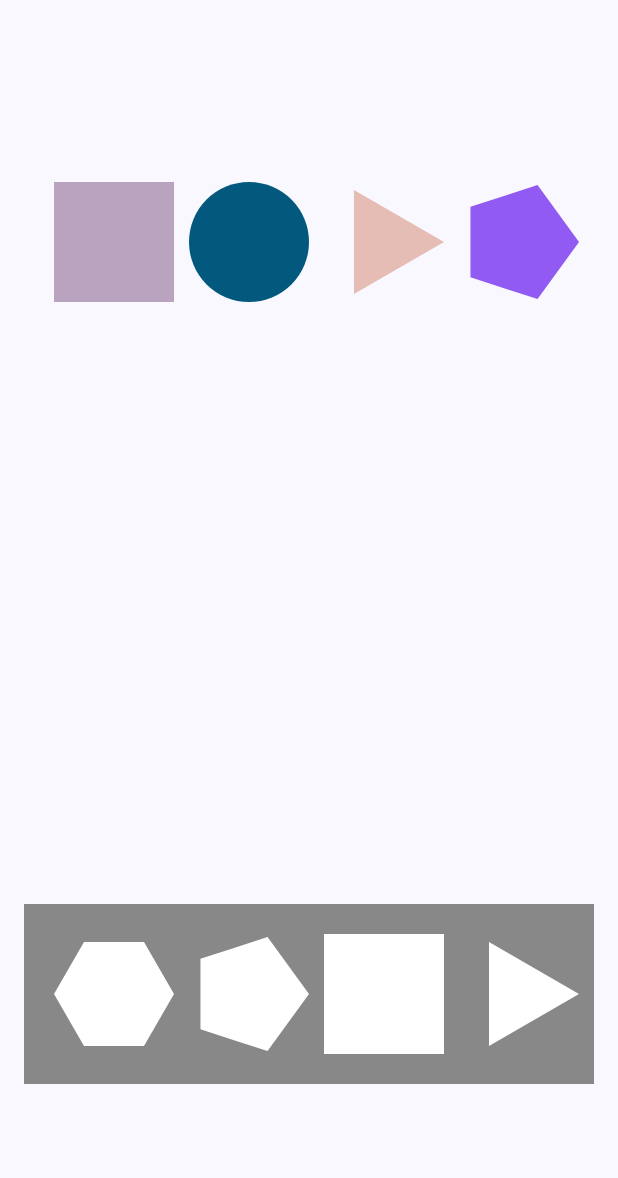
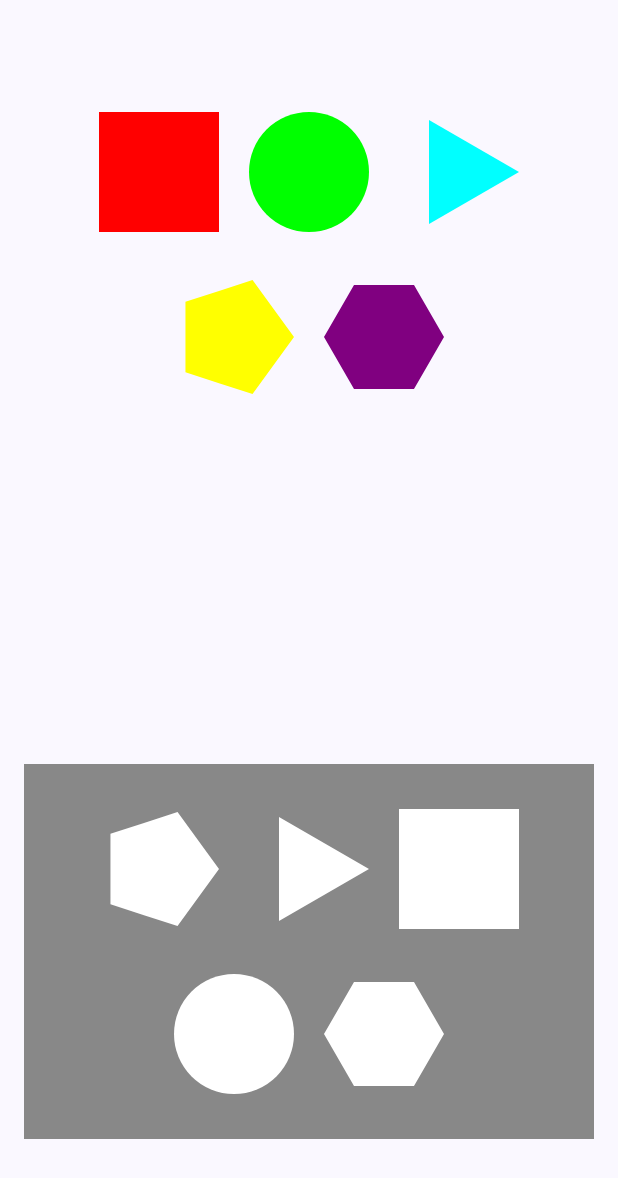
Before and after one commit to AndroidDeveloper257/ShapesPuzzle, an Android app built with Jetpack Compose: the screen it shows after launch (MainActivity), on a phone screen of 412 x 824 dp. Shown: the top 1178 px of the screen. Run offline under Robolectric (Android 15) with nearby library versions, the phone set to English and light mode, and no system bars.

Commit message:
basic functionality finished

```diff
--- a/app/src/main/java/uz/alimov/shapespuzzle/MainActivity.kt
+++ b/app/src/main/java/uz/alimov/shapespuzzle/MainActivity.kt
@@ -1,27 +1,31 @@
 package uz.alimov.shapespuzzle
 
+import android.annotation.SuppressLint
 import android.os.Bundle
 import android.widget.Toast
 import androidx.activity.ComponentActivity
 import androidx.activity.compose.setContent
 import androidx.activity.enableEdgeToEdge
+import androidx.compose.animation.core.animateFloatAsState
+import androidx.compose.animation.core.tween
 import androidx.compose.foundation.Canvas
 import androidx.compose.foundation.background
-import androidx.compose.foundation.clickable
+import androidx.compose.foundation.gestures.detectTapGestures
 import androidx.compose.foundation.layout.Arrangement
 import androidx.compose.foundation.layout.Box
 import androidx.compose.foundation.layout.Column
-import androidx.compose.foundation.layout.PaddingValues
+import androidx.compose.foundation.layout.ExperimentalLayoutApi
+import androidx.compose.foundation.layout.FlowRow
 import androidx.compose.foundation.layout.Spacer
 import androidx.compose.foundation.layout.fillMaxSize
 import androidx.compose.foundation.layout.fillMaxWidth
 import androidx.compose.foundation.layout.height
 import androidx.compose.foundation.layout.padding
 import androidx.compose.foundation.layout.size
-import androidx.compose.foundation.lazy.LazyRow
 import androidx.compose.material3.Scaffold
 import androidx.compose.material3.Text
 import androidx.compose.runtime.Composable
+import androidx.compose.runtime.LaunchedEffect
 import androidx.compose.runtime.getValue
 import androidx.compose.runtime.mutableStateOf
 import androidx.compose.runtime.remember
@@ -31,6 +35,8 @@ import androidx.compose.ui.Alignment
 import androidx.compose.ui.Modifier
 import androidx.compose.ui.graphics.Color
 import androidx.compose.ui.graphics.asComposePath
+import androidx.compose.ui.graphics.graphicsLayer
+import androidx.compose.ui.input.pointer.pointerInput
 import androidx.compose.ui.platform.LocalContext
 import androidx.compose.ui.tooling.preview.Preview
 import androidx.compose.ui.unit.dp
@@ -40,7 +46,8 @@ import uz.alimov.shapespuzzle.model.HoleItem
 import uz.alimov.shapespuzzle.model.ShapeItem
 import uz.alimov.shapespuzzle.ui.theme.ShapesPuzzleTheme
 import uz.alimov.shapespuzzle.utils.Shape
-import kotlin.random.Random
+import uz.alimov.shapespuzzle.utils.shapeColors
+import kotlin.coroutines.cancellation.CancellationException
 
 class MainActivity : ComponentActivity() {
     override fun onCreate(savedInstanceState: Bundle?) {
@@ -54,6 +61,7 @@ class MainActivity : ComponentActivity() {
     }
 }
 
+@OptIn(ExperimentalLayoutApi::class)
 @Composable
 fun ShapesPuzzleApp() {
     val context = LocalContext.current
@@ -62,21 +70,18 @@ fun ShapesPuzzleApp() {
         mutableStateOf<Int?>(null)
     }
 
+    val shuffledColors = shapeColors.shuffled()
+
     val shapes = remember {
-        Shape.entries.map { shape ->
+        Shape.entries.mapIndexed { index, shape ->
             ShapeItem(
                 shape = shape,
-                color = Color(
-                    Random.nextFloat(),
-                    Random.nextFloat(),
-                    Random.nextFloat(),
-                    1f
-                )
+                color = shuffledColors[index]
             )
         }.toMutableStateList()
     }
 
-    val holes = remember {
+    var holes = remember {
         Shape.entries.shuffled().map { shape ->
             HoleItem(shape = shape)
         }.toMutableStateList()
@@ -93,21 +98,25 @@ fun ShapesPuzzleApp() {
             verticalArrangement = Arrangement.SpaceAround,
             horizontalAlignment = Alignment.CenterHorizontally
         ) {
-            LazyRow(
+            FlowRow(
                 modifier = Modifier.fillMaxWidth(),
-                horizontalArrangement = Arrangement.spacedBy(10.dp),
-                contentPadding = PaddingValues(
-                    20.dp
-                )
+                horizontalArrangement = Arrangement.Center,
+                verticalArrangement = Arrangement.spacedBy(10.dp),
             ) {
-                items(shapes.size) { index ->
-                    val item = shapes[index]
+                shapes.forEachIndexed { index, item ->
                     ShapeCard(
-                        shape = item.shape,
+                        shape = item,
                         color = if (item.isMatched) Color.Gray else item.color,
                         showX = item.isMatched,
-                        onClick = {
-                            if (!item.isMatched) selectedShapeIndex = index
+                        onSelect = {
+                            selectedShapeIndex = index
+                            shapes.indices.forEach { i ->
+                                shapes[i] = shapes[i].copy(isSelected = i == index)
+                            }
+                        },
+                        onDeselect = {
+                            shapes[index] = item.copy(isSelected = false)
+                            selectedShapeIndex = null
                         }
                     )
                 }
@@ -115,56 +124,101 @@ fun ShapesPuzzleApp() {
 
             Spacer(modifier = Modifier.height(40.dp))
 
-            LazyRow(
+            FlowRow(
                 modifier = Modifier
                     .fillMaxWidth()
-                    .background(Color.Gray),
-                horizontalArrangement = Arrangement.spacedBy(10.dp),
-                contentPadding = PaddingValues(
-                    20.dp
-                )
+                    .background(Color.Gray)
+                    .padding(20.dp),
+                horizontalArrangement = Arrangement.Center,
+                verticalArrangement = Arrangement.spacedBy(10.dp),
             ) {
-                items(holes.size) { index ->
-                    val hole = holes[index]
+                holes.forEachIndexed { index, hole ->
                     HoleCard(
                         shape = hole.shape,
                         color = if (hole.isFilled) shapes.first { it.shape == hole.shape }.color else Color.White,
+                        isFilled = hole.isFilled,
                         onClick = {
-                            val selectedIndex = selectedShapeIndex
-                            if (selectedIndex != null) {
-                                val selectedShape = shapes[selectedIndex]
-                                if (selectedShape.shape == hole.shape) {
-                                    shapes[selectedIndex] = selectedShape.copy(isMatched = true)
-                                    holes[index] = hole.copy(isFilled = true)
-                                    selectedShapeIndex = null
-                                } else {
-                                    Toast.makeText(context, "Wrong!", Toast.LENGTH_SHORT).show()
+                            selectedShapeIndex?.let { selectedIndex ->
+                                if (selectedIndex != -1) {
+                                    val selectedShape = shapes[selectedIndex]
+                                    if (selectedShape.shape == hole.shape) {
+                                        shapes[selectedIndex] =
+                                            selectedShape.copy(isMatched = true, isSelected = false)
+                                        holes[index] = hole.copy(isFilled = true)
+                                    } else {
+                                        Toast.makeText(context, "Wrong!", Toast.LENGTH_SHORT).show()
+                                        shapes[selectedIndex] =
+                                            selectedShape.copy(isSelected = false)
+                                        selectedShapeIndex = null
+                                    }
                                 }
                             }
                         }
                     )
-                }
-                holes.forEachIndexed { index, hole ->
-
                 }
             }
         }
     }
 }
 
+@SuppressLint("AutoboxingStateCreation")
 @Composable
 fun ShapeCard(
-    shape: Shape,
+    shape: ShapeItem,
     color: Color,
     showX: Boolean,
-    onClick: () -> Unit
+    onSelect: () -> Unit,
+    onDeselect: () -> Unit
 ) {
+    var scale by remember { mutableStateOf(1f) }
+
+    // React to isSelected and isMatched changes
+    LaunchedEffect(shape.isSelected, shape.isMatched) {
+        scale = when {
+            shape.isMatched -> 1f // no effect when matched
+            shape.isSelected -> 0.9f // selected resting scale
+            else -> 1f // unselected resting scale
+        }
+    }
+
+    val targetScale by animateFloatAsState(
+        targetValue = scale,
+        animationSpec = tween(100)
+    )
+
     Box(
         modifier = Modifier
-            .size(80.dp)
-            .clickable { onClick() }
+            .size(100.dp)
+            .padding(10.dp)
+            .graphicsLayer(scaleX = targetScale, scaleY = targetScale)
+            .pointerInput(shape.isMatched, shape.isSelected) {
+                if (!shape.isMatched) {
+                    detectTapGestures(
+                        onPress = {
+                            scale = if (shape.isSelected) 0.7f else 0.8f
+                            val releasedInside = try {
+                                awaitRelease()
+                                true
+                            } catch (e: CancellationException) {
+                                false
+                            }
+
+                            if (releasedInside) {
+                                if (shape.isSelected) {
+                                    onDeselect()
+                                } else {
+                                    onSelect()
+                                }
+                            } else {
+                                scale = if (shape.isSelected) 0.9f else 1f
+                            }
+                        }
+                    )
+                }
+            },
+        contentAlignment = Alignment.Center
     ) {
-        ShapeCanvas(shape, color)
+        ShapeCanvas(shape.shape, color)
         if (showX) {
             Text(
                 text = "X",
@@ -175,16 +229,42 @@ fun ShapeCard(
     }
 }
 
+
 @Composable
 fun HoleCard(
     shape: Shape,
     color: Color,
+    isFilled: Boolean,
     onClick: () -> Unit
 ) {
+    var scale by remember { mutableStateOf(1f) }
+    val animatedScale by animateFloatAsState(
+        targetValue = scale,
+        animationSpec = tween(100)
+    )
+
     Box(
         modifier = Modifier
-            .size(80.dp)
-            .clickable { onClick() },
+            .size(100.dp)
+            .padding(10.dp)
+            .graphicsLayer(scaleX = animatedScale, scaleY = animatedScale)
+            .then(
+                if (!isFilled) {
+                    Modifier.pointerInput(Unit) {
+                        detectTapGestures(
+                            onPress = {
+                                scale = 0.9f
+                                try {
+                                    awaitRelease()
+                                } finally {
+                                    scale = 1f
+                                    onClick()
+                                }
+                            }
+                        )
+                    }
+                } else Modifier // no gesture when filled
+            ),
         contentAlignment = Alignment.Center
     ) {
         ShapeCanvas(shape, color)
--- a/app/src/main/java/uz/alimov/shapespuzzle/model/ShapeItem.kt
+++ b/app/src/main/java/uz/alimov/shapespuzzle/model/ShapeItem.kt
@@ -6,5 +6,6 @@ import uz.alimov.shapespuzzle.utils.Shape
 data class ShapeItem(
     val shape: Shape,
     val color: Color,
-    val isMatched: Boolean = false
+    val isMatched: Boolean = false,
+    val isSelected: Boolean = false
 )
--- /dev/null
+++ b/app/src/main/java/uz/alimov/shapespuzzle/utils/ShapeColors.kt
@@ -0,0 +1,16 @@
+package uz.alimov.shapespuzzle.utils
+
+import androidx.compose.ui.graphics.Color
+
+val shapeColors = listOf(
+    Color.Red,
+    Color.Green,
+    Color.Blue,
+    Color.Yellow,
+    Color.Magenta,
+    Color.Cyan,
+    Color(0xFFFFA500),
+    Color(0xFF800080),
+    Color(0xFF00FF00),
+    Color(0xFF00FFFF)
+)
```
